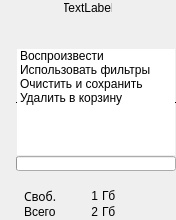
Old version of the form zface/mainwindow.ui in the repository appach22/zface.
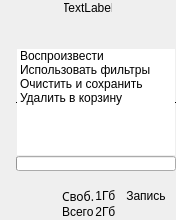
New version of the form.

Commit message: 1. Play/Record. 2. SD-card

```diff
--- a/zface/mainwindow.ui
+++ b/zface/mainwindow.ui
@@ -503,14 +503,14 @@
        <number>0</number>
       </property>
       <widget class="QWidget" name="mainStatus">
-       <layout class="QGridLayout" name="gridLayout">
-        <property name="margin">
-         <number>0</number>
-        </property>
+       <layout class="QHBoxLayout" name="horizontalLayout_2">
         <property name="spacing">
          <number>0</number>
         </property>
-        <item row="0" column="0" rowspan="2">
+        <property name="margin">
+         <number>0</number>
+        </property>
+        <item>
          <widget class="QWidget" name="sd" native="true">
           <property name="sizePolicy">
            <sizepolicy hsizetype="Fixed" vsizetype="Ignored">
@@ -526,15 +526,44 @@
           </property>
          </widget>
         </item>
-        <item row="0" column="1">
-         <layout class="QHBoxLayout" name="horizontalLayout_3">
+        <item>
+         <widget class="QLabel" name="cardErrorLabel">
+          <property name="sizePolicy">
+           <sizepolicy hsizetype="Expanding" vsizetype="Expanding">
+            <horstretch>0</horstretch>
+            <verstretch>0</verstretch>
+           </sizepolicy>
+          </property>
+          <property name="minimumSize">
+           <size>
+            <width>0</width>
+            <height>32</height>
+           </size>
+          </property>
+          <property name="text">
+           <string/>
+          </property>
+         </widget>
+        </item>
+        <item>
+         <widget class="QWidget" name="cardInfoWidget" native="true">
+          <property name="sizePolicy">
+           <sizepolicy hsizetype="Expanding" vsizetype="Expanding">
+            <horstretch>0</horstretch>
+            <verstretch>0</verstretch>
+           </sizepolicy>
+          </property>
+          <layout class="QGridLayout" name="gridLayout">
+           <property name="margin">
+            <number>0</number>
+           </property>
           <property name="spacing">
-           <number>4</number>
-          </property>
-          <item>
+            <number>0</number>
+           </property>
+           <item row="0" column="0">
            <widget class="QLabel" name="captionFree">
             <property name="sizePolicy">
-             <sizepolicy hsizetype="Preferred" vsizetype="Ignored">
+              <sizepolicy hsizetype="Preferred" vsizetype="Fixed">
               <horstretch>0</horstretch>
               <verstretch>0</verstretch>
              </sizepolicy>
@@ -549,10 +578,10 @@
             </property>
            </widget>
           </item>
-          <item>
+           <item row="0" column="1">
            <widget class="QLabel" name="valueFree">
             <property name="sizePolicy">
-             <sizepolicy hsizetype="Ignored" vsizetype="Ignored">
+              <sizepolicy hsizetype="Expanding" vsizetype="Fixed">
               <horstretch>0</horstretch>
               <verstretch>0</verstretch>
              </sizepolicy>
@@ -565,10 +594,10 @@
             </property>
            </widget>
           </item>
-          <item>
+           <item row="0" column="2">
            <widget class="QLabel" name="measureFree">
             <property name="sizePolicy">
-             <sizepolicy hsizetype="Fixed" vsizetype="Ignored">
+              <sizepolicy hsizetype="Fixed" vsizetype="Fixed">
               <horstretch>0</horstretch>
               <verstretch>0</verstretch>
              </sizepolicy>
@@ -578,46 +607,29 @@
             </property>
            </widget>
           </item>
-         </layout>
-        </item>
-        <item row="0" column="2" rowspan="2">
-         <widget class="QWidget" name="recording" native="true">
-          <property name="sizePolicy">
-           <sizepolicy hsizetype="Fixed" vsizetype="Ignored">
-            <horstretch>0</horstretch>
-            <verstretch>0</verstretch>
-           </sizepolicy>
-          </property>
-          <property name="minimumSize">
-           <size>
-            <width>60</width>
-            <height>0</height>
-           </size>
-          </property>
-         </widget>
-        </item>
-        <item row="1" column="1">
-         <layout class="QHBoxLayout" name="horizontalLayout_2">
-          <property name="spacing">
-           <number>4</number>
-          </property>
-          <item>
+           <item row="1" column="0">
            <widget class="QLabel" name="captionTotal">
             <property name="sizePolicy">
-             <sizepolicy hsizetype="Preferred" vsizetype="Ignored">
+              <sizepolicy hsizetype="Preferred" vsizetype="Fixed">
               <horstretch>0</horstretch>
               <verstretch>0</verstretch>
              </sizepolicy>
             </property>
+             <property name="minimumSize">
+              <size>
+               <width>0</width>
+               <height>14</height>
+              </size>
+             </property>
             <property name="text">
              <string>Всего</string>
             </property>
            </widget>
           </item>
-          <item>
+           <item row="1" column="1">
            <widget class="QLabel" name="valueTotal">
             <property name="sizePolicy">
-             <sizepolicy hsizetype="Ignored" vsizetype="Ignored">
+              <sizepolicy hsizetype="Expanding" vsizetype="Fixed">
               <horstretch>0</horstretch>
               <verstretch>0</verstretch>
              </sizepolicy>
@@ -630,10 +642,10 @@
             </property>
            </widget>
           </item>
-          <item>
+           <item row="1" column="2">
            <widget class="QLabel" name="measureTotal">
             <property name="sizePolicy">
-             <sizepolicy hsizetype="Fixed" vsizetype="Ignored">
+              <sizepolicy hsizetype="Fixed" vsizetype="Fixed">
               <horstretch>0</horstretch>
               <verstretch>0</verstretch>
              </sizepolicy>
@@ -644,6 +656,81 @@
            </widget>
           </item>
          </layout>
+         </widget>
+        </item>
+        <item>
+         <widget class="QWidget" name="recordingCont" native="true">
+          <property name="sizePolicy">
+           <sizepolicy hsizetype="Fixed" vsizetype="Ignored">
+            <horstretch>0</horstretch>
+            <verstretch>0</verstretch>
+           </sizepolicy>
+          </property>
+          <property name="minimumSize">
+           <size>
+            <width>60</width>
+            <height>0</height>
+           </size>
+          </property>
+          <layout class="QGridLayout" name="gridLayout_6">
+           <property name="margin">
+            <number>0</number>
+           </property>
+           <property name="spacing">
+            <number>0</number>
+           </property>
+           <item row="0" column="0">
+            <widget class="QWidget" name="recording" native="true">
+             <property name="sizePolicy">
+              <sizepolicy hsizetype="Ignored" vsizetype="Ignored">
+               <horstretch>0</horstretch>
+               <verstretch>0</verstretch>
+              </sizepolicy>
+             </property>
+             <layout class="QVBoxLayout" name="verticalLayout_4">
+              <property name="spacing">
+               <number>0</number>
+              </property>
+              <property name="margin">
+               <number>0</number>
+              </property>
+              <item>
+               <widget class="QLabel" name="recordingLabel">
+                <property name="sizePolicy">
+                 <sizepolicy hsizetype="Ignored" vsizetype="Fixed">
+                  <horstretch>0</horstretch>
+                  <verstretch>0</verstretch>
+                 </sizepolicy>
+                </property>
+                <property name="text">
+                 <string>Запись</string>
+                </property>
+                <property name="alignment">
+                 <set>Qt::AlignCenter</set>
+                </property>
+               </widget>
+              </item>
+              <item>
+               <widget class="QLabel" name="recordingDurationLabel">
+                <property name="sizePolicy">
+                 <sizepolicy hsizetype="Ignored" vsizetype="Fixed">
+                  <horstretch>0</horstretch>
+                  <verstretch>0</verstretch>
+                 </sizepolicy>
+                </property>
+                <property name="text">
+                 <string/>
+                </property>
+                <property name="alignment">
+                 <set>Qt::AlignCenter</set>
+                </property>
+               </widget>
+              </item>
+             </layout>
+            </widget>
+           </item>
+          </layout>
+         </widget>
         </item>
        </layout>
       </widget>
```
Lines whose indentation alone changed are shown as unchanged. The commit also changes 4 other files.
